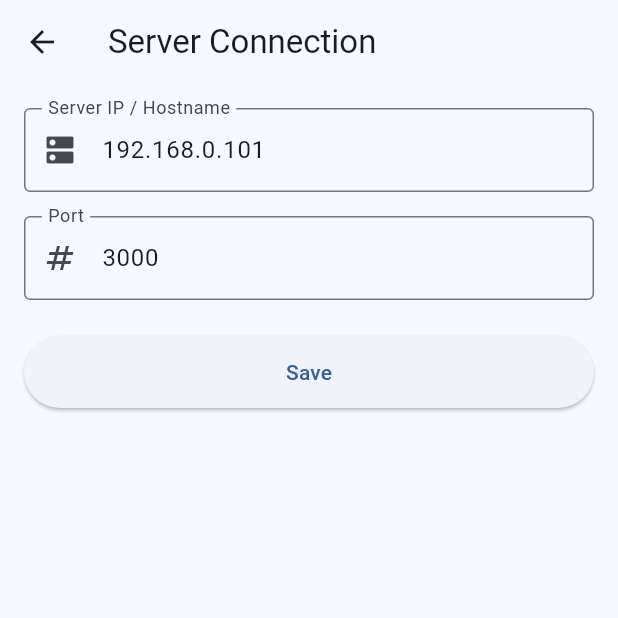
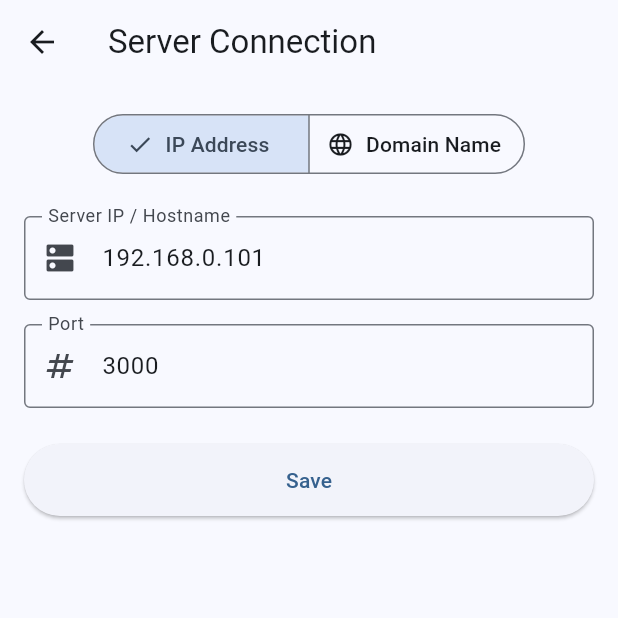
Before and after one commit to gavinkaihuang/PayRecordApp, a Flutter app: the ServerSettingsScreen screen opened directly, on a phone screen of 412 x 824 dp, the top half of it. Run offline on Flutter 3.47's test engine with Material 3 defaults, Android fonts, the phone set to English and light mode, and no system bars; our stand-ins replace cached_network_image, dio, image_picker, scrollable_positioned_list, shared_preferences, table_calendar; accounts and stored records are empty.

Commit message:
新增接口域名设置

```diff
--- a/lib/screens/server_settings_screen.dart
+++ b/lib/screens/server_settings_screen.dart
@@ -12,6 +12,9 @@ class ServerSettingsScreen extends StatefulWidget {
 class _ServerSettingsScreenState extends State<ServerSettingsScreen> {
   final _ipController = TextEditingController();
   final _portController = TextEditingController();
+  final _domainController = TextEditingController();
+
+  String _connectionType = 'ip'; // 'ip' or 'domain'
   bool _isLoading = false;
 
   @override
@@ -23,26 +26,43 @@ class _ServerSettingsScreenState extends State<ServerSettingsScreen> {
   Future<void> _loadSettings() async {
     final prefs = await SharedPreferences.getInstance();
     setState(() {
+      _connectionType = prefs.getString('connection_type') ?? 'ip';
       _ipController.text = prefs.getString('server_ip') ?? ApiService.defaultIp;
       _portController.text = prefs.getString('server_port') ?? ApiService.defaultPort;
+      _domainController.text = prefs.getString('server_domain') ?? '';
     });
   }
 
   Future<void> _saveSettings() async {
     setState(() => _isLoading = true);
 
+    if (_connectionType == 'ip') {
       final ip = _ipController.text.trim();
       final port = _portController.text.trim();
 
       if (ip.isEmpty || port.isEmpty) {
-      ScaffoldMessenger.of(context).showSnackBar(
-        const SnackBar(content: Text('Please enter both IP and Port')),
-      );
-      setState(() => _isLoading = false);
+        _showError('Please enter both IP and Port');
         return;
       }
 
-    await ApiService().updateConnection(ip, port);
+      await ApiService().updateConnection(
+        type: 'ip',
+        ip: ip,
+        port: port
+      );
+    } else {
+      final domain = _domainController.text.trim();
+
+      if (domain.isEmpty) {
+         _showError('Please enter a Domain Name');
+         return;
+      }
+
+      await ApiService().updateConnection(
+        type: 'domain',
+        domain: domain
+      );
+    }
 
     if (!mounted) return;
     setState(() => _isLoading = false);
@@ -51,6 +71,13 @@ class _ServerSettingsScreenState extends State<ServerSettingsScreen> {
       const SnackBar(content: Text('Server settings saved!')),
     );
     Navigator.pop(context);
+  }
+
+  void _showError(String message) {
+     ScaffoldMessenger.of(context).showSnackBar(
+        SnackBar(content: Text(message)),
+      );
+      setState(() => _isLoading = false);
   }
 
   @override
@@ -63,6 +90,31 @@ class _ServerSettingsScreenState extends State<ServerSettingsScreen> {
         padding: const EdgeInsets.all(16.0),
         child: Column(
           children: [
+            // Connection Type Selector
+            SegmentedButton<String>(
+              segments: const [
+                ButtonSegment<String>(
+                  value: 'ip',
+                  label: Text('IP Address'),
+                  icon: Icon(Icons.lan),
+                ),
+                ButtonSegment<String>(
+                  value: 'domain',
+                  label: Text('Domain Name'),
+                  icon: Icon(Icons.language),
+                ),
+              ],
+              selected: {_connectionType},
+              onSelectionChanged: (Set<String> newSelection) {
+                setState(() {
+                  _connectionType = newSelection.first;
+                });
+              },
+            ),
+            const SizedBox(height: 24),
+
+            // Input Fields
+            if (_connectionType == 'ip') ...[
               TextField(
                 controller: _ipController,
                 decoration: const InputDecoration(
@@ -83,6 +135,20 @@ class _ServerSettingsScreenState extends State<ServerSettingsScreen> {
                 ),
                 keyboardType: TextInputType.number,
               ),
+            ] else ...[
+               TextField(
+                controller: _domainController,
+                decoration: const InputDecoration(
+                  labelText: 'Domain Name',
+                  hintText: 'e.g. https://api.myapp.com',
+                  helperText: 'Enter the full URL including protocol (https://)',
+                  border: OutlineInputBorder(),
+                  prefixIcon: Icon(Icons.link),
+                ),
+                keyboardType: TextInputType.url,
+              ),
+            ],
+
             const SizedBox(height: 24),
             SizedBox(
               width: double.infinity,
--- a/lib/services/api_service.dart
+++ b/lib/services/api_service.dart
@@ -73,20 +73,50 @@ class ApiService {
 
   Future<void> init() async {
     final prefs = await SharedPreferences.getInstance();
-    final ip = prefs.getString('server_ip') ?? defaultIp;
-    final port = prefs.getString('server_port') ?? defaultPort;
-    _baseUrl = 'http://$ip:$port/api';
+    final type = prefs.getString('connection_type') ?? 'ip';
+
+    if (type == 'domain') {
+      final domain = prefs.getString('server_domain') ?? '';
+      // Ensure domain has protocol (basic check)
+      String cleanDomain = domain;
+      if (domain.isNotEmpty && !domain.startsWith('http')) {
+        cleanDomain = 'https://$domain';
+      }
+      _baseUrl = '$cleanDomain/api';
+    } else {
+      final ip = prefs.getString('server_ip') ?? defaultIp;
+      final port = prefs.getString('server_port') ?? defaultPort;
+      _baseUrl = 'http://$ip:$port/api';
+    }
+
     _dio.options.baseUrl = _baseUrl;
-    if (isDevMode) print('ApiService initialized with: $_baseUrl');
+    if (isDevMode) print('ApiService initialized with: $_baseUrl (Type: $type)');
   }
 
-  Future<void> updateConnection(String ip, String port) async {
+  Future<void> updateConnection({
+    required String type,
+    String? ip,
+    String? port,
+    String? domain,
+  }) async {
     final prefs = await SharedPreferences.getInstance();
-    await prefs.setString('server_ip', ip);
-    await prefs.setString('server_port', port);
-    _baseUrl = 'http://$ip:$port/api';
+    await prefs.setString('connection_type', type);
+
+    if (type == 'domain' && domain != null) {
+      await prefs.setString('server_domain', domain);
+      String cleanDomain = domain;
+      if (domain.isNotEmpty && !domain.startsWith('http')) {
+        cleanDomain = 'https://$domain';
+      }
+      _baseUrl = '$cleanDomain/api';
+    } else if (type == 'ip' && ip != null && port != null) {
+      await prefs.setString('server_ip', ip);
+      await prefs.setString('server_port', port);
+      _baseUrl = 'http://$ip:$port/api';
+    }
+
     _dio.options.baseUrl = _baseUrl;
-    if (isDevMode) print('ApiService updated to: $_baseUrl');
+    if (isDevMode) print('ApiService updated to: $_baseUrl (Type: $type)');
   }
 
   String get currentBaseUrl => _baseUrl;
```
Also changed, not shown: lib/screens/user_profile_screen.dart (+12 -2 lines). Lines whose indentation alone changed are shown as unchanged.
